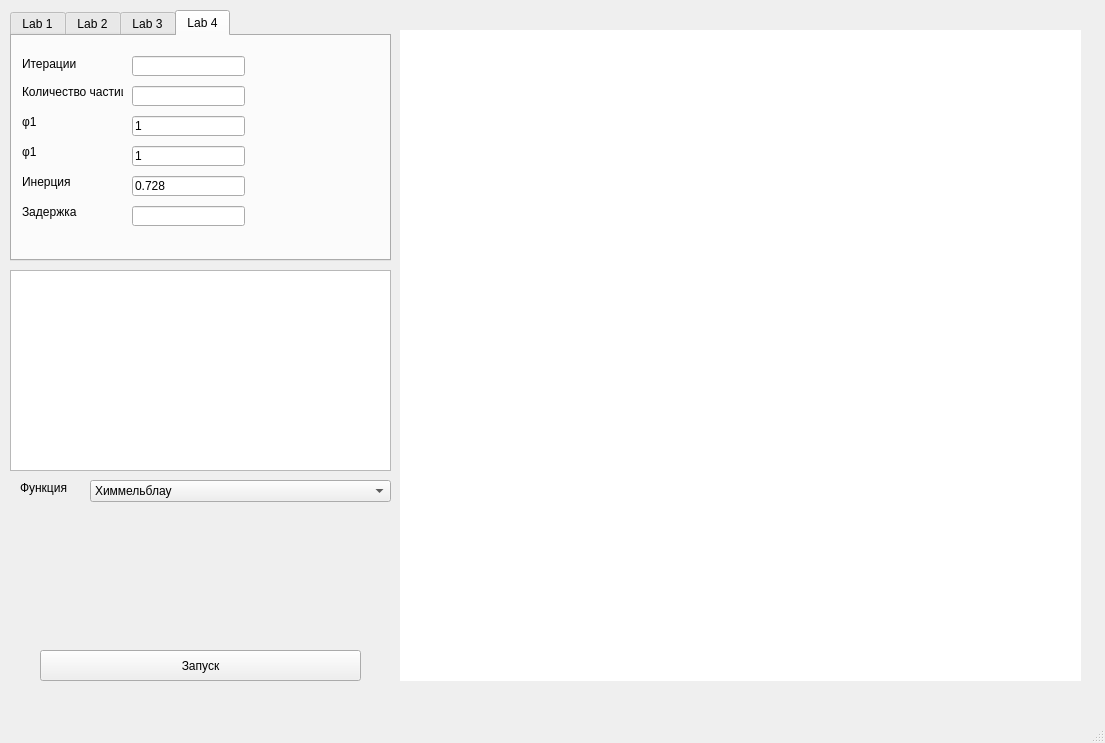
Qt form ui/main_window.ui (S0larAna/OptimizationAlgorithms) before a commit.
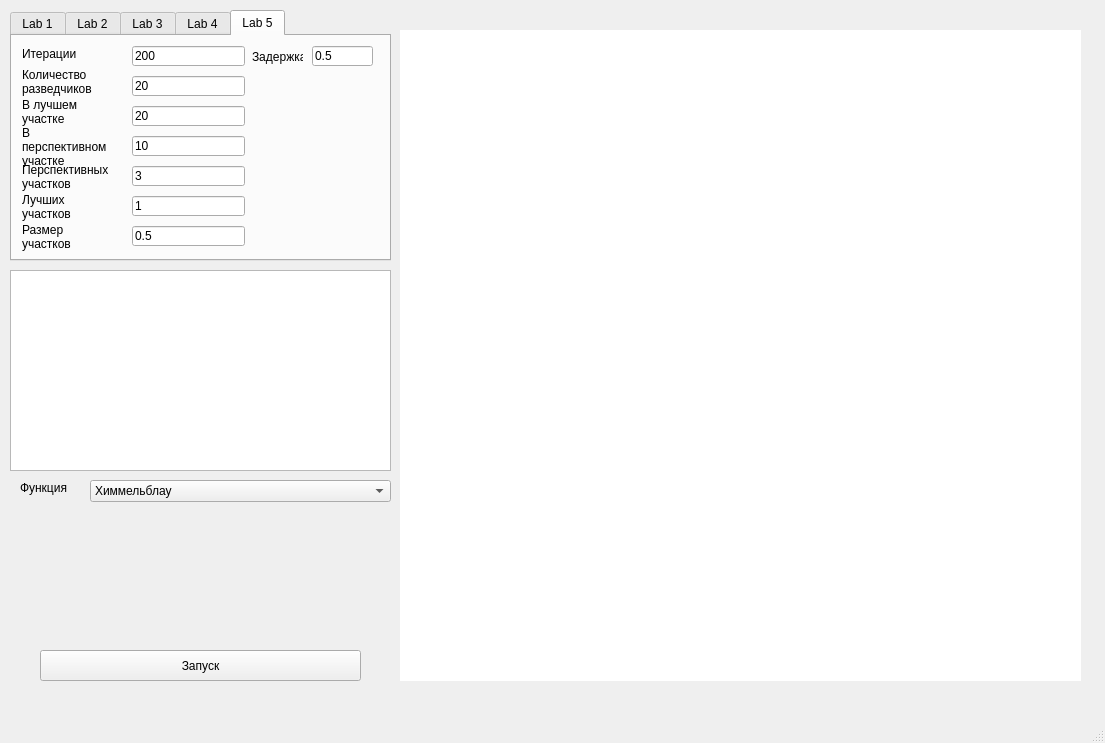
The same form after that commit.

What changed in the file:
```diff
--- a/ui/main_window.ui
+++ b/ui/main_window.ui
@@ -37,7 +37,7 @@
      </rect>
     </property>
     <property name="currentIndex">
-     <number>3</number>
+     <number>4</number>
     </property>
     <widget class="QWidget" name="lab1Tab">
      <attribute name="title">
@@ -386,6 +386,240 @@
       </property>
      </widget>
     </widget>
+    <widget class="QWidget" name="lab5Tab">
+     <attribute name="title">
+      <string>Lab 5</string>
+     </attribute>
+     <widget class="QLabel" name="label_16">
+      <property name="geometry">
+       <rect>
+        <x>10</x>
+        <y>10</y>
+        <width>61</width>
+        <height>16</height>
+       </rect>
+      </property>
+      <property name="text">
+       <string>Итерации</string>
+      </property>
+     </widget>
+     <widget class="QLineEdit" name="num_iter_5">
+      <property name="geometry">
+       <rect>
+        <x>120</x>
+        <y>10</y>
+        <width>113</width>
+        <height>20</height>
+       </rect>
+      </property>
+      <property name="text">
+       <string>200</string>
+      </property>
+     </widget>
+     <widget class="QLabel" name="label_17">
+      <property name="geometry">
+       <rect>
+        <x>10</x>
+        <y>30</y>
+        <width>71</width>
+        <height>31</height>
+       </rect>
+      </property>
+      <property name="text">
+       <string>Количество разведчиков</string>
+      </property>
+      <property name="wordWrap">
+       <bool>true</bool>
+      </property>
+     </widget>
+     <widget class="QLineEdit" name="num_scouts">
+      <property name="geometry">
+       <rect>
+        <x>120</x>
+        <y>40</y>
+        <width>113</width>
+        <height>20</height>
+       </rect>
+      </property>
+      <property name="text">
+       <string>20</string>
+      </property>
+     </widget>
+     <widget class="QLineEdit" name="bees_in_best">
+      <property name="geometry">
+       <rect>
+        <x>120</x>
+        <y>70</y>
+        <width>113</width>
+        <height>20</height>
+       </rect>
+      </property>
+      <property name="text">
+       <string>20</string>
+      </property>
+     </widget>
+     <widget class="QLabel" name="label_18">
+      <property name="geometry">
+       <rect>
+        <x>10</x>
+        <y>60</y>
+        <width>71</width>
+        <height>31</height>
+       </rect>
+      </property>
+      <property name="text">
+       <string>В лучшем участке</string>
+      </property>
+      <property name="wordWrap">
+       <bool>true</bool>
+      </property>
+     </widget>
+     <widget class="QLineEdit" name="bees_in_perspective">
+      <property name="geometry">
+       <rect>
+        <x>120</x>
+        <y>100</y>
+        <width>113</width>
+        <height>20</height>
+       </rect>
+      </property>
+      <property name="text">
+       <string>10</string>
+      </property>
+     </widget>
+     <widget class="QLabel" name="label_19">
+      <property name="geometry">
+       <rect>
+        <x>10</x>
+        <y>90</y>
+        <width>91</width>
+        <height>41</height>
+       </rect>
+      </property>
+      <property name="text">
+       <string>В перспективном участке</string>
+      </property>
+      <property name="wordWrap">
+       <bool>true</bool>
+      </property>
+     </widget>
+     <widget class="QLabel" name="label_20">
+      <property name="geometry">
+       <rect>
+        <x>10</x>
+        <y>120</y>
+        <width>91</width>
+        <height>41</height>
+       </rect>
+      </property>
+      <property name="text">
+       <string>Перспективных участков</string>
+      </property>
+      <property name="wordWrap">
+       <bool>true</bool>
+      </property>
+     </widget>
+     <widget class="QLineEdit" name="num_perspective">
+      <property name="geometry">
+       <rect>
+        <x>120</x>
+        <y>130</y>
+        <width>113</width>
+        <height>20</height>
+       </rect>
+      </property>
+      <property name="text">
+       <string>3</string>
+      </property>
+     </widget>
+     <widget class="QLabel" name="label_21">
+      <property name="geometry">
+       <rect>
+        <x>10</x>
+        <y>150</y>
+        <width>91</width>
+        <height>41</height>
+       </rect>
+      </property>
+      <property name="text">
+       <string>Лучших участков</string>
+      </property>
+      <property name="wordWrap">
+       <bool>true</bool>
+      </property>
+     </widget>
+     <widget class="QLineEdit" name="num_best">
+      <property name="geometry">
+       <rect>
+        <x>120</x>
+        <y>160</y>
+        <width>113</width>
+        <height>20</height>
+       </rect>
+      </property>
+      <property name="text">
+       <string>1</string>
+      </property>
+     </widget>
+     <widget class="QLabel" name="label_22">
+      <property name="geometry">
+       <rect>
+        <x>10</x>
+        <y>180</y>
+        <width>91</width>
+        <height>41</height>
+       </rect>
+      </property>
+      <property name="text">
+       <string>Размер участков</string>
+      </property>
+      <property name="wordWrap">
+       <bool>true</bool>
+      </property>
+     </widget>
+     <widget class="QLineEdit" name="area">
+      <property name="geometry">
+       <rect>
+        <x>120</x>
+        <y>190</y>
+        <width>113</width>
+        <height>20</height>
+       </rect>
+      </property>
+      <property name="text">
+       <string>0.5</string>
+      </property>
+     </widget>
+     <widget class="QLineEdit" name="lab5_delay">
+      <property name="geometry">
+       <rect>
+        <x>300</x>
+        <y>10</y>
+        <width>61</width>
+        <height>20</height>
+       </rect>
+      </property>
+      <property name="text">
+       <string>0.5</string>
+      </property>
+     </widget>
+     <widget class="QLabel" name="label_23">
+      <property name="geometry">
+       <rect>
+        <x>240</x>
+        <y>0</y>
+        <width>51</width>
+        <height>41</height>
+       </rect>
+      </property>
+      <property name="text">
+       <string>Задержка</string>
+      </property>
+      <property name="wordWrap">
+       <bool>true</bool>
+      </property>
+     </widget>
+    </widget>
    </widget>
    <widget class="QPushButton" name="startButton">
     <property name="geometry">
```
